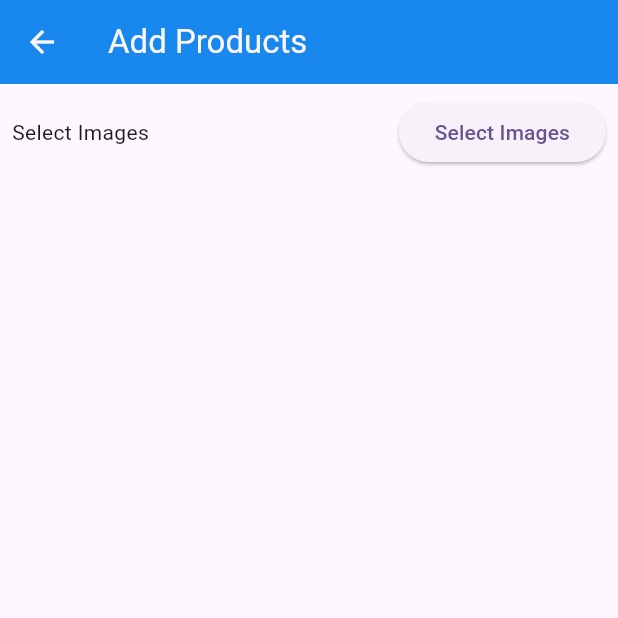
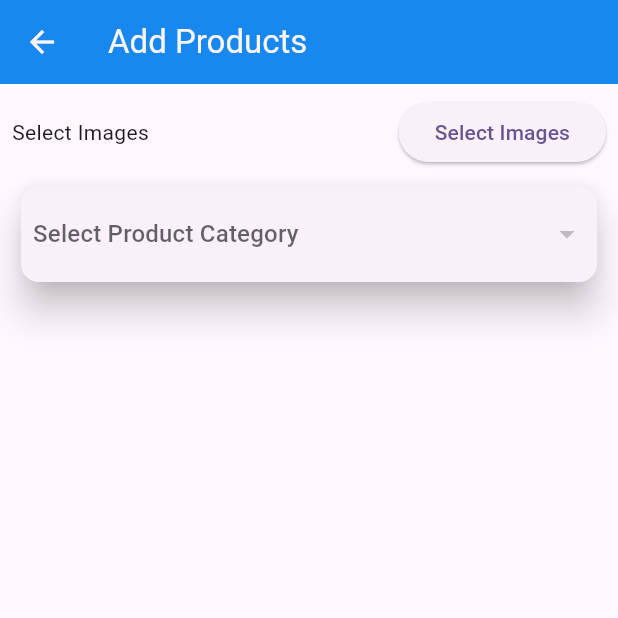
Before and after one commit to hanzala5225/Electro-Rent-Admin-Panel, a Flutter app: the AddProductsScreen screen opened directly, on a phone screen of 412 x 824 dp, the top half of it. Run offline on Flutter 3.47's test engine with Material 3 defaults, Android fonts, the phone set to English and light mode, and no system bars; our stand-ins replace cached_network_image, cloud_firestore, device_info_plus, firebase_auth, firebase_core, firebase_storage and 5 more; missing offline and left inert: dart:ffi; accounts and stored records are empty; statements that could not run were skipped.

Commit message:
FETCHING THE CATEGORIES FROM FIREBASE TO ADD PRODUCT SCREEN - PART 02

```diff
--- a/lib/controllers/Category-Dropdown-Controller.dart
+++ b/lib/controllers/Category-Dropdown-Controller.dart
@@ -74,7 +74,7 @@ class CategoryDropDownController extends GetxController{
     }
   }
   // set selected category
-  void setCategoryName(String? categoryName){
+  void setSelectedCategoryName(String? categoryName){
     selectedCategoryName = categoryName?.obs;
     update();
   }
--- a/lib/screens/Add-Products-Screen.dart
+++ b/lib/screens/Add-Products-Screen.dart
@@ -8,6 +8,7 @@ import 'package:get/get_core/src/get_main.dart';
 import '../controllers/Category-Dropdown-Controller.dart';
 import '../controllers/Get-Products-Images-Controller.dart';
 import '../utils/app_constant.dart';
+import '../widgets/Dropdown-Categories-Widget.dart';
 
 class AddProductsScreen extends StatelessWidget {
   AddProductsScreen({super.key});
@@ -102,6 +103,9 @@ class AddProductsScreen extends StatelessWidget {
                       : SizedBox.shrink();
                 },
               ),
+
+              //show categories drop down widget
+              DropDownCategoriesWidget(),
             ],
           ),
         ),
--- a/lib/widgets/Dropdown-Categories-Widget.dart
+++ b/lib/widgets/Dropdown-Categories-Widget.dart
@@ -0,0 +1,63 @@
+import 'package:flutter/cupertino.dart';
+import 'package:flutter/material.dart';
+import 'package:get/get.dart';
+
+import '../controllers/Category-Dropdown-Controller.dart';
+
+class DropDownCategoriesWidget extends StatelessWidget {
+  const DropDownCategoriesWidget({super.key});
+
+  @override
+  Widget build(BuildContext context) {
+    return GetBuilder<CategoryDropDownController>(
+      init: CategoryDropDownController(),
+        builder:
+        (categoryDropDownController) {
+        return Column(
+          children: [
+            Container(
+              margin: const EdgeInsets.symmetric(horizontal: 10.0),
+              child: Card(
+                elevation: 10,
+                child: Padding(padding: EdgeInsets.all(8.0),
+                  child: DropdownButton<String>(
+                    value: categoryDropDownController.selectedCategoryId?.value,
+                    items: categoryDropDownController
+                        .categories
+                        .map((category) {
+                          return DropdownMenuItem<String>(
+                              child: Row(
+                                mainAxisSize: MainAxisSize.max,
+                                children: [
+                                  CircleAvatar(
+                                    backgroundImage: NetworkImage(category["categoryImg"].toString()),
+                                  ),
+                                  SizedBox(
+                                    width: 20.0,
+                                  ),
+                                  Text(category['categoryName']),
+                                ],
+                              ),
+                          );
+                        },
+                    )
+                        .toList(),
+                    onChanged: (String? selectedValue) async {
+                      categoryDropDownController.setSelectedCategory(selectedValue);
+                      String? categoryName = await categoryDropDownController.getCategoryName(selectedValue);
+
+                      categoryDropDownController.setSelectedCategoryName(categoryName)
+                    },
+                    hint: Text("Select Product Category"),
+                    isExpanded: true,
+                    elevation: 10,
+                    underline: SizedBox.shrink(),
+                  ),
+                ),
+              ),
+            ),
+          ],
+        );
+        });
+  }
+}
```
